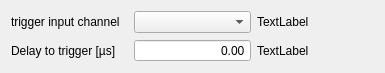
Above: TildaHost/source/Interface/TriggerWidgets/Ui_SingleHitDelay.ui from lasersphere/Tilda before the change. Below: the same form after it.
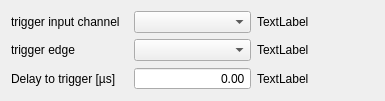
That is the form after the change.

```diff
--- a/TildaHost/source/Interface/TriggerWidgets/Ui_SingleHitDelay.ui
+++ b/TildaHost/source/Interface/TriggerWidgets/Ui_SingleHitDelay.ui
@@ -7,7 +7,7 @@
     <x>0</x>
     <y>0</y>
     <width>385</width>
-    <height>64</height>
+    <height>90</height>
    </rect>
   </property>
   <property name="windowTitle">
@@ -27,7 +27,7 @@
      </property>
     </widget>
    </item>
-   <item row="1" column="0">
+   <item row="2" column="0">
     <widget class="QLabel" name="label_2">
      <property name="text">
       <string>Delay to trigger [µs]</string>
@@ -48,7 +48,7 @@
      </property>
     </widget>
    </item>
-   <item row="1" column="1">
+   <item row="2" column="1">
     <widget class="QDoubleSpinBox" name="doubleSpinBox_trigDelay_mus">
      <property name="alignment">
       <set>Qt::AlignRight|Qt::AlignTrailing|Qt::AlignVCenter</set>
@@ -64,13 +64,30 @@
      </property>
     </widget>
    </item>
-   <item row="1" column="2">
+   <item row="2" column="2">
     <widget class="QLabel" name="label_trigDelay_mus_set">
      <property name="text">
       <string>TextLabel</string>
      </property>
     </widget>
    </item>
+   <item row="1" column="0">
+    <widget class="QLabel" name="label_3">
+     <property name="text">
+      <string>trigger edge</string>
+     </property>
+    </widget>
+   </item>
+   <item row="1" column="1">
+    <widget class="QComboBox" name="comboBox_trigger_edge"/>
+   </item>
+   <item row="1" column="2">
+    <widget class="QLabel" name="label_selected_trigger_edge">
+     <property name="text">
+      <string>TextLabel</string>
+     </property>
+    </widget>
+   </item>
   </layout>
  </widget>
  <resources/>
```
Left out of the diff: 5 changed lines with no effect on the pictures.
